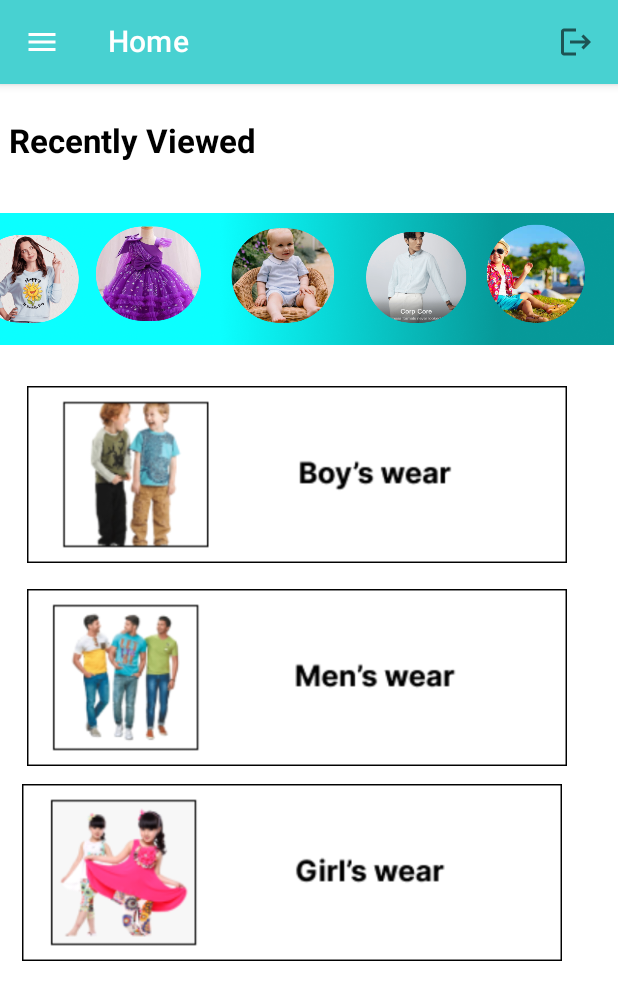
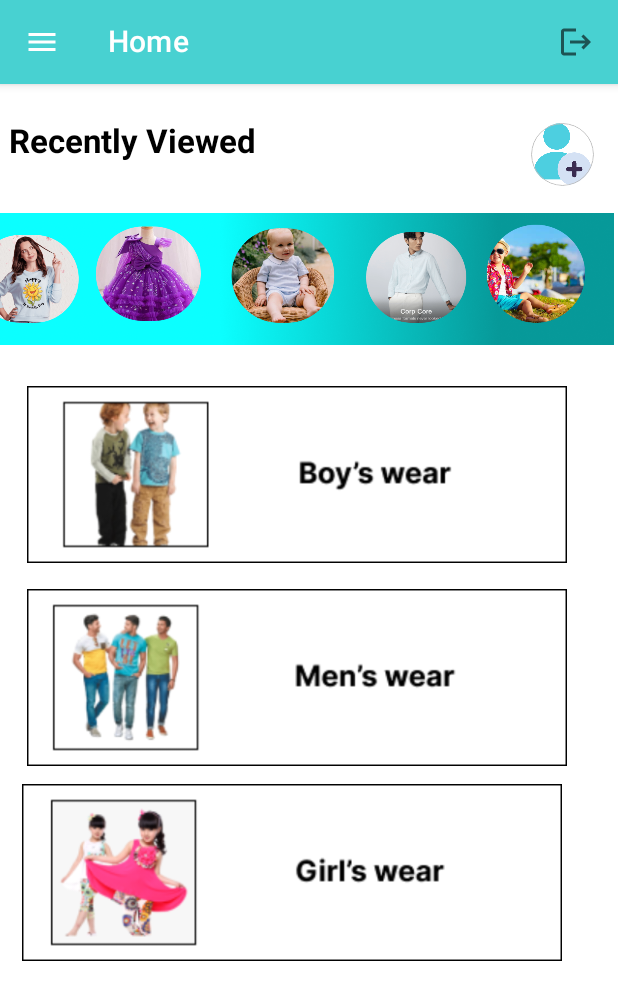
Before and after one commit to ram2105-star/fashionhub, an Android app built with Jetpack Compose: the @Preview function HomeScreenPreview, on a phone screen of 412 x 824 dp. Shown: the top 1000 px of the screen. Run offline under Robolectric (Android 15) with nearby library versions, the phone set to English and light mode, and no system bars; our stand-ins replace Firebase (no records; nobody signed in at launch, a user with empty details on screens opened directly).

Commit message:
main page2

```diff
--- a/app/src/main/java/com/fashionhub/venkatasai/screens/MainScreen.kt
+++ b/app/src/main/java/com/fashionhub/venkatasai/screens/MainScreen.kt
@@ -197,7 +197,26 @@ fun HomeScreen(homeViewModel: FashiomHubViewModel = viewModel()) {
 
 
                     }
-                    //2
+
+                    Image(
+                        painter = painterResource(id = R.drawable.pro),
+                        contentDescription = " ",
+                        modifier = Modifier
+                            .align(alignment = Alignment.TopStart)
+                            .offset(x = 354.dp,
+                                y = 26.dp)
+                            .requiredSize(size = 42.dp)
+                            .clip(shape = CircleShape)
+                            .clickable {
+                                localContext.startActivity(
+                                    Intent(localContext, UserProfileActivity::class.java)
+                                )
+                            }
+                            .border(border = BorderStroke(0.10000000149011612.dp, Color(0xffbdbdbd)),
+                                shape = CircleShape)
+                    )
+
+
                     Box(
                         modifier = Modifier
                             .align(alignment = Alignment.TopStart)
```
